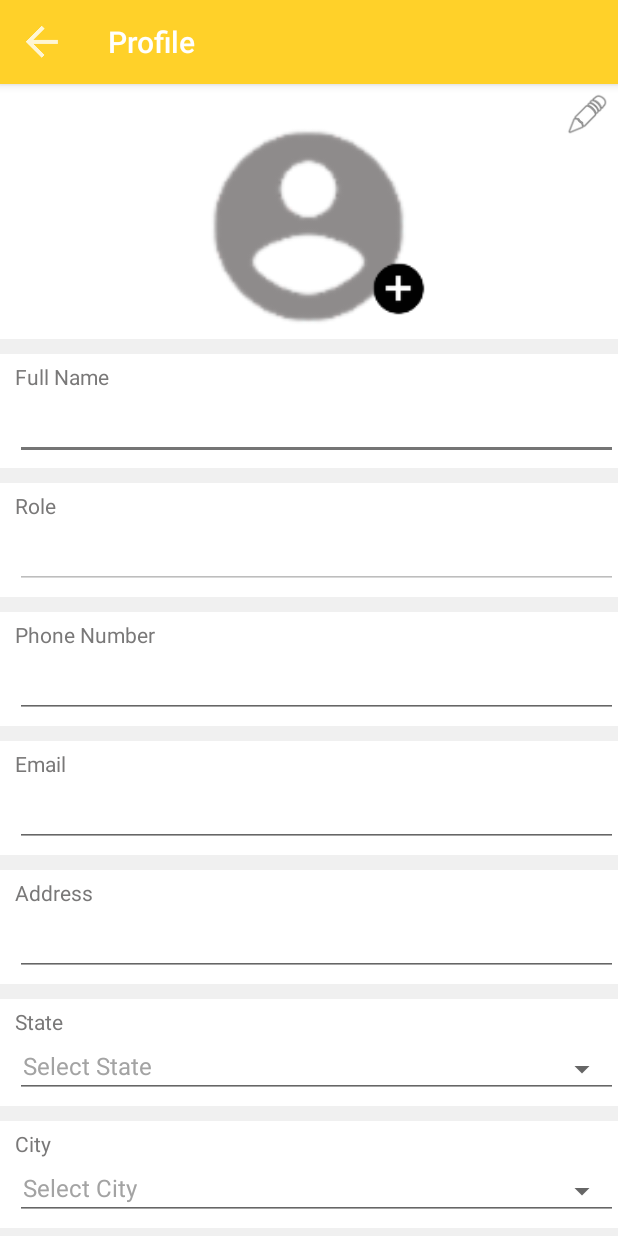
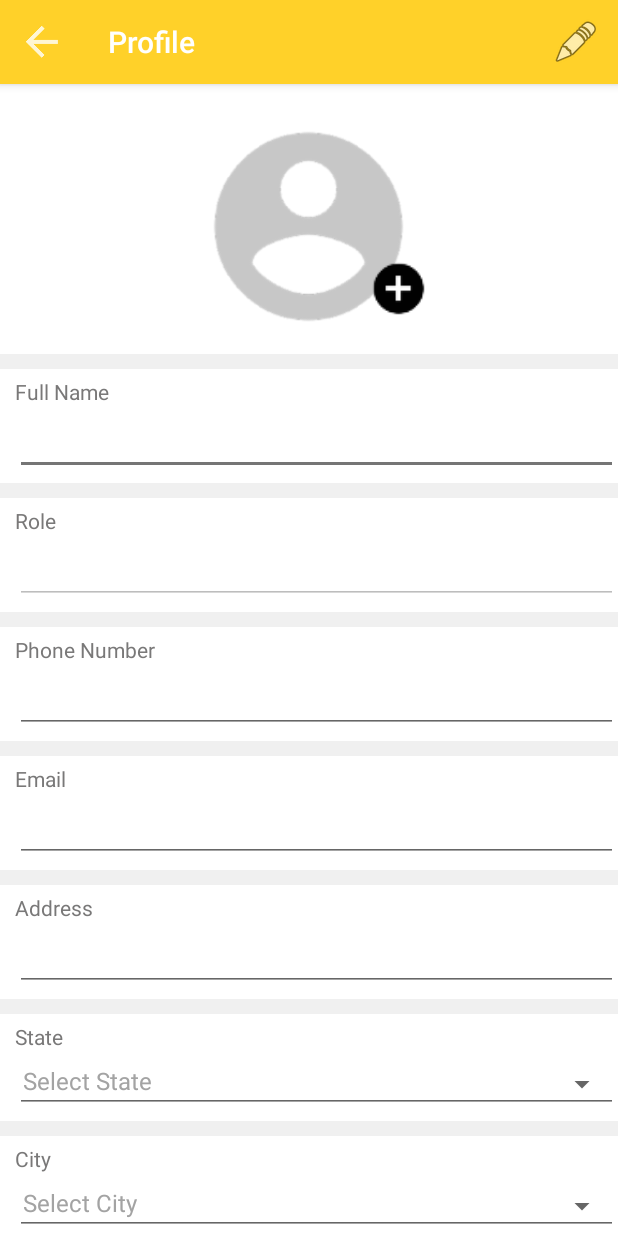
Before and after one commit to onkar-c/CabWay, an Android app: the ProfileActivity screen opened directly, with no data from a screen before it, after a tap on "Edit", on a phone screen of 412 x 824 dp. Run offline under Robolectric (Android 15) with nearby library versions, the phone set to English and light mode, and no system bars; our stand-ins replace ButterKnife, CircleImageView, Picasso; pictures from the network do not load; 7 statements that could not run were skipped.

Commit message:
picasso implementation in document,edit option in menu of profile and upload document,add document btn on document image

```diff
--- a/app/src/main/java/com/example/cabway/ui/activities/BaseActivity.java
+++ b/app/src/main/java/com/example/cabway/ui/activities/BaseActivity.java
@@ -107,7 +107,6 @@ public class BaseActivity extends AppCompatActivity {
         }
     }
 
-
     public void showProgressDialog(String bodyText, final boolean isRequestCancelable) {
         mProgressDialog.setCancelable(isRequestCancelable);
         mProgressDialog.setMessage(bodyText);
@@ -191,5 +190,4 @@ public class BaseActivity extends AppCompatActivity {
     public void performActionAfterPermission() {
 
     }
-
 }
--- a/app/src/main/java/com/example/cabway/ui/activities/DocumentListActivity.java
+++ b/app/src/main/java/com/example/cabway/ui/activities/DocumentListActivity.java
@@ -78,7 +78,6 @@ public class DocumentListActivity extends BaseActivity {
             setUpActionBar();
         }
 
-
         documentViewModel = ViewModelProviders.of(this).get(DocumentViewModel.class);
         documentViewModel.init();
         setDocumentsObserver();
--- a/app/src/main/java/com/example/cabway/ui/activities/ProfileActivity.java
+++ b/app/src/main/java/com/example/cabway/ui/activities/ProfileActivity.java
@@ -3,6 +3,9 @@ package com.example.cabway.ui.activities;
 import android.content.Intent;
 import android.os.Bundle;
 import android.support.v7.widget.AppCompatSpinner;
+import android.view.Menu;
+import android.view.MenuInflater;
+import android.view.MenuItem;
 import android.view.View;
 import android.widget.Button;
 import android.widget.EditText;
@@ -35,9 +38,6 @@ public class ProfileActivity extends BaseActivity {
 
     @BindView(R.id.addImage)
     ImageView ivAddProfile;
-
-    @BindView(R.id.iv_edit)
-    ImageView ivEdit;
 
     @BindView(R.id.et_name)
     EditText etName;
@@ -112,25 +112,10 @@ public class ProfileActivity extends BaseActivity {
         return 0;
     }
 
-    @OnClick(R.id.iv_edit)
-    public void onClickOfEdit() {
-        etName.setFocusable(true);
-        etName.setEnabled(true);
-        etEmail.setEnabled(true);
-        etPhoneNumber.setEnabled(true);
-        etAddress.setEnabled(true);
-        etPincode.setEnabled(true);
-        spState.setEnabled(true);
-        spCity.setEnabled(true);
-        ivAddProfile.setVisibility(View.VISIBLE);
-        btnSave.setVisibility(View.VISIBLE);
-    }
-
     @OnClick(R.id.btn_save)
     public void save() {
         if (checkNetworkAvailableWithoutError()) {
             if (validateAllFields()) {
-
                 etName.setFocusable(false);
                 etName.setEnabled(false);
                 etEmail.setEnabled(false);
@@ -145,11 +130,10 @@ public class ProfileActivity extends BaseActivity {
         }
     }
 
-    @OnClick({R.id.uploadImage,R.id.addImage})
+    @OnClick({R.id.iv_profile, R.id.addImage})
     void selectImage() {
         if (isReadStoragePermissionGranted() && isWriteStoragePermissionGranted())
             ImageUtils.pickImage(this);
-            //showPleaseWaitDialog();
     }
 
     private boolean validateAllFields() {
@@ -159,7 +143,7 @@ public class ProfileActivity extends BaseActivity {
         } else if (!TextValidationUtils.isValidEmail(etEmail.getText().toString())) {
             Toast.makeText(this, R.string.invalid_email, Toast.LENGTH_SHORT).show();
             return false;
-        } else if(!TextValidationUtils.isValidAddress(etAddress.getText().toString(), this)){
+        } else if (!TextValidationUtils.isValidAddress(etAddress.getText().toString(), this)) {
             return false;
         } else if (spCity.getSelectedItemPosition() == 0) {
             showMandatoryError(R.string.city, this);
@@ -177,7 +161,6 @@ public class ProfileActivity extends BaseActivity {
     @Override
     public void onActivityResult(int requestCode, int resultCode, Intent data) {
         if (requestCode == ImageUtils.IMAGE_PICK) {
-            //hidePleaseWaitDialog();
             String fileName = "abc.png";
             String filePath = ImageUtils.onImagePickResult(requestCode, resultCode, data, fileName, this);
             if (!TextValidationUtils.isEmpty(filePath)) {
@@ -191,21 +174,28 @@ public class ProfileActivity extends BaseActivity {
         }
     }
 
-   /* public void showPleaseWaitDialog() {
-        PleaseWaitDialogFragment fragment = (PleaseWaitDialogFragment) getSupportFragmentManager().findFragmentByTag(PleaseWaitDialogFragment.FRAGMENT_TAG);
-        if (fragment == null) {
-            fragment = new PleaseWaitDialogFragment();
-            fragment.setCancelable(false);
-            getSupportFragmentManager().beginTransaction()
-                    .add(fragment, PleaseWaitDialogFragment.FRAGMENT_TAG)
-                    .commitAllowingStateLoss();
-        }
+    @Override
+    public boolean onCreateOptionsMenu(Menu menu) {
+        MenuInflater menuInflater = getMenuInflater();
+        menuInflater.inflate(R.menu.menu_edit, menu);
+        return true;
     }
 
-    public void hidePleaseWaitDialog() {
-        PleaseWaitDialogFragment fragment = (PleaseWaitDialogFragment) getSupportFragmentManager().findFragmentByTag(PleaseWaitDialogFragment.FRAGMENT_TAG);
-        if (fragment != null) {
-            getSupportFragmentManager().beginTransaction().remove(fragment).commitAllowingStateLoss();
+    @Override
+    public boolean onOptionsItemSelected(MenuItem item) {
+        if (item.getItemId() == R.id.action_edit) {
+            etName.setFocusable(true);
+            etName.setEnabled(true);
+            etEmail.setEnabled(true);
+            etPhoneNumber.setEnabled(true);
+            etAddress.setEnabled(true);
+            etPincode.setEnabled(true);
+            spState.setEnabled(true);
+            spCity.setEnabled(true);
+            ivAddProfile.setVisibility(View.VISIBLE);
+            btnSave.setVisibility(View.VISIBLE);
+            return true;
         }
-    }*/
+        return super.onOptionsItemSelected(item);
+    }
 }
--- a/app/src/main/res/layout/activity_profile.xml
+++ b/app/src/main/res/layout/activity_profile.xml
@@ -1,5 +1,6 @@
 <?xml version="1.0" encoding="utf-8"?>
 <ScrollView xmlns:android="http://schemas.android.com/apk/res/android"
+    xmlns:app="http://schemas.android.com/apk/res-auto"
     xmlns:tools="http://schemas.android.com/tools"
     android:layout_width="match_parent"
     android:layout_height="match_parent"
@@ -14,54 +15,40 @@
         android:background="@color/white"
         android:orientation="vertical">
 
-
-        <RelativeLayout
-            android:layout_width="match_parent"
-            android:layout_height="wrap_content">
-
         <FrameLayout
             android:id="@+id/uploadImageLayout"
             android:layout_width="160dp"
             android:layout_height="160dp"
-                android:layout_centerHorizontal="true"
+            android:layout_gravity="center_horizontal"
             android:layout_marginTop="10dp"
+            android:layout_marginBottom="10dp"
             android:orientation="horizontal"
             android:visibility="visible">
-
 
             <de.hdodenhof.circleimageview.CircleImageView
                 android:id="@+id/iv_profile"
                 android:layout_width="150dp"
                 android:layout_height="150dp"
+                android:layout_gravity="bottom|center_horizontal"
                 android:background="@drawable/ic_profile_icon"
-                    android:layout_gravity="bottom|center_horizontal"
-                    android:contentDescription="@string/add_profile_image" />
+                android:contentDescription="@string/add_profile_image"
+                app:civ_border_color="@android:color/black"
+                app:civ_border_width="2dp" />
 
             <ImageView
                 android:id="@+id/addImage"
                 android:layout_width="40dp"
                 android:layout_height="40dp"
                 android:layout_gravity="bottom|right"
-                    android:background="@drawable/ic_add_image"
-                    android:gravity="center"
                 android:layout_marginRight="0dp"
                 android:layout_marginBottom="13dp"
+                android:background="@drawable/ic_add_image"
                 android:contentDescription="@string/add_profile_image"
-                    tools:ignore="RtlHardcoded"
-                    android:visibility="gone"/>
+                android:gravity="center"
+                android:visibility="gone"
+                tools:ignore="RtlHardcoded" />
 
         </FrameLayout>
-
-            <ImageView
-                android:id="@+id/iv_edit"
-                android:layout_width="30dp"
-                android:layout_height="30dp"
-                android:layout_alignParentTop="true"
-                android:layout_alignParentEnd="true"
-                android:layout_margin="5dp"
-                android:contentDescription="@string/edit"
-                android:src="@android:drawable/ic_menu_edit" />
-        </RelativeLayout>
 
         <View
             android:layout_width="match_parent"
@@ -85,11 +72,11 @@
             android:layout_marginStart="10dp"
             android:layout_marginTop="3dp"
             android:layout_marginBottom="5dp"
+            android:enabled="false"
             android:inputType="text"
             android:textColor="@android:color/black"
             android:textSize="@dimen/small_text"
-            tools:ignore="Autofill,LabelFor"
-            android:enabled="false"/>
+            tools:ignore="Autofill,LabelFor" />
 
         <View
             android:layout_width="match_parent"
@@ -142,13 +129,13 @@
             android:layout_marginStart="10dp"
             android:layout_marginTop="3dp"
             android:layout_marginBottom="5dp"
+            android:enabled="false"
             android:inputType="number"
             android:maxLength="10"
             android:maxLines="1"
             android:textColor="@android:color/black"
             android:textSize="@dimen/small_text"
-            tools:ignore="Autofill,LabelFor,TextFields"
-            android:enabled="false"/>
+            tools:ignore="Autofill,LabelFor,TextFields" />
 
         <View
             android:layout_width="match_parent"
@@ -172,12 +159,12 @@
             android:layout_marginStart="10dp"
             android:layout_marginTop="3dp"
             android:layout_marginBottom="5dp"
+            android:enabled="false"
             android:inputType="textEmailAddress"
             android:maxLines="1"
             android:textColor="@android:color/black"
             android:textSize="@dimen/small_text"
-            tools:ignore="Autofill,LabelFor"
-            android:enabled="false"/>
+            tools:ignore="Autofill,LabelFor" />
 
         <View
             android:layout_width="match_parent"
@@ -201,11 +188,11 @@
             android:layout_marginStart="10dp"
             android:layout_marginTop="3dp"
             android:layout_marginBottom="5dp"
+            android:enabled="false"
             android:inputType="text"
             android:textColor="@android:color/black"
             android:textSize="@dimen/small_text"
-            tools:ignore="Autofill,LabelFor"
-            android:enabled="false"/>
+            tools:ignore="Autofill,LabelFor" />
 
         <View
             android:layout_width="match_parent"
@@ -279,25 +266,25 @@
             android:layout_marginStart="10dp"
             android:layout_marginTop="3dp"
             android:layout_marginBottom="5dp"
+            android:enabled="false"
             android:inputType="number"
             android:maxLength="6"
             android:maxLines="1"
             android:textColor="@android:color/black"
             android:textSize="@dimen/small_text"
-            tools:ignore="Autofill,LabelFor"
-            android:enabled="false"/>
+            tools:ignore="Autofill,LabelFor" />
 
 
         <Button
             android:id="@+id/btn_save"
             android:layout_width="match_parent"
             android:layout_height="wrap_content"
+            android:layout_margin="10dp"
             android:background="@android:color/black"
             android:text="@string/save"
             android:textAllCaps="false"
             android:textColor="@android:color/white"
             android:textSize="@dimen/button_text"
-            android:visibility="gone"
-            android:layout_margin="10dp"/>
+            android:visibility="gone" />
     </LinearLayout>
 </ScrollView>
--- /dev/null
+++ b/app/src/main/res/menu/menu_edit.xml
@@ -0,0 +1,9 @@
+<?xml version="1.0" encoding="utf-8"?>
+<menu xmlns:android="http://schemas.android.com/apk/res/android"
+    xmlns:app="http://schemas.android.com/apk/res-auto">
+<item
+    android:id="@+id/action_edit"
+    android:icon="@android:drawable/ic_menu_edit"
+    android:title="@string/edit"
+    app:showAsAction="always"/>
+</menu>
--- a/app/src/main/res/values/strings.xml
+++ b/app/src/main/res/values/strings.xml
@@ -120,6 +120,8 @@
     <string name="write_us_on">WRITE US ON</string>
     <string name="cab_way_email">info@Cabway.in</string>
     <string name="write_us">WRITE US</string>
+    <string name="add_doc">Add Document</string>
+    <string name="upload_img">Upload Image</string>
 
     <string name="menu_home">Home</string>
     <string name="menu_gallery">Gallery</string>
```
Also changed, not shown: app/src/main/java/com/example/cabway/ui/activities/DashBoardActivity.java (+4 -9 lines), app/src/main/java/com/example/cabway/ui/activities/UploadDocumentActivity.java (+79 -6 lines), app/src/main/res/layout/activity_document_uplooad.xml (+19 -5 lines), app/src/main/res/drawable-hdpi/ic_add_document.png (added), app/src/main/res/drawable-hdpi/ic_profile_icon.png, app/src/main/res/drawable-mdpi/ic_add_document.png (added), app/src/main/res/drawable-mdpi/ic_profile_icon.png, app/src/main/res/drawable-xhdpi/ic_add_document.png (added), app/src/main/res/drawable-xhdpi/ic_profile_icon.png, app/src/main/res/drawable-xxhdpi/ic_add_document.png (added), app/src/main/res/drawable-xxhdpi/ic_profile_icon.png, app/src/main/res/drawable-xxxhdpi/ic_add_document.png (added), app/src/main/res/drawable-xxxhdpi/ic_profile_icon.png. Lines whose indentation alone changed are shown as unchanged.
